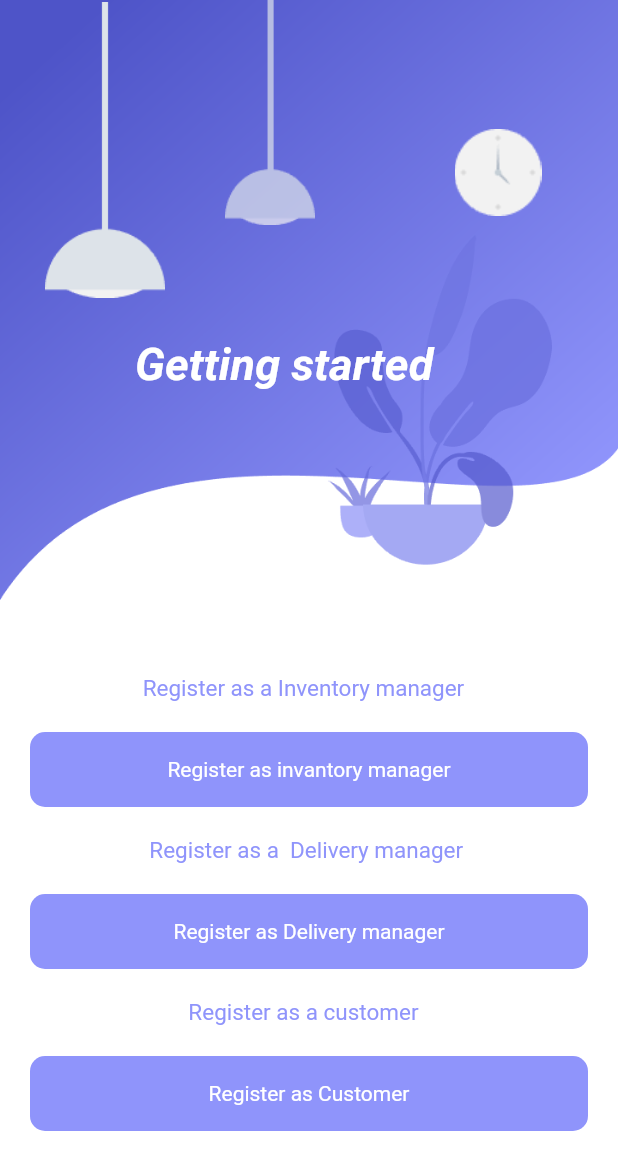
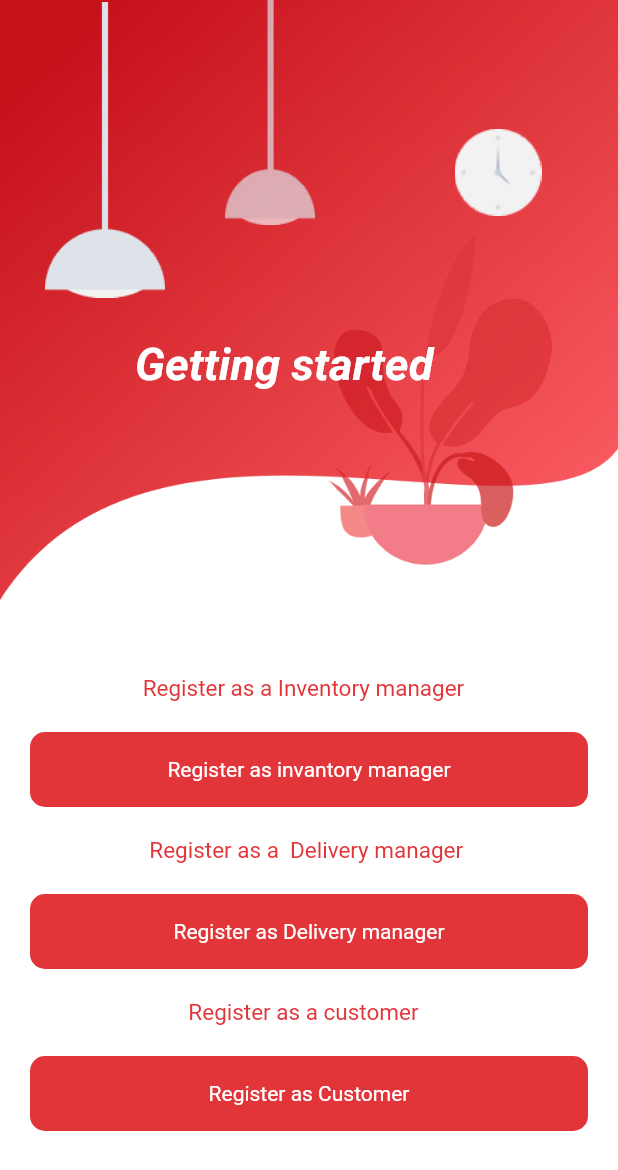
Before and after one commit to vivek-design/HighTechMetals_app, a Flutter app: the screen it shows after launch, after a tap on "Create account", on a phone screen of 412 x 824 dp. Shown: the top 1170 px of the screen. Run offline on Flutter 3.47's test engine with Material 2 defaults, Android fonts, the phone set to English and light mode, and no system bars; our stand-ins replace csv, dio, firebase_auth, firebase_core, firebase_database, flutter_local_notifications and 6 more; missing offline and left inert: dart:ffi; accounts and stored records are empty.

```diff
--- a/basic/lib/InvoiceManager/invoicemanager.dart
+++ b/basic/lib/InvoiceManager/invoicemanager.dart
@@ -322,8 +322,8 @@ class _Invoice_frontState extends State<Invoice_front> {
                   decoration: BoxDecoration(
                       borderRadius: BorderRadius.circular(10),
                       gradient: LinearGradient(colors: [
-                        Color.fromRGBO(143, 148, 251, 1),
-                        Color.fromRGBO(143, 148, 251, 6),
+                          Color.fromRGBO(226, 53, 57, 1),
+                            Color.fromRGBO(226, 53, 57, 5),
                       ])),
                   child: Center(
                     child: Text(" Order",
--- a/basic/lib/Uitilities/col.dart
+++ b/basic/lib/Uitilities/col.dart
@@ -2,6 +2,6 @@ import 'package:flutter/material.dart';
 // import 'package:google_fonts/google_fonts.dart';
 
 class rang {
-  static Color always=Color(0xff646ADA);
+  static Color always=Color(0xffc62828);
 
 }
--- a/basic/lib/main.dart
+++ b/basic/lib/main.dart
@@ -60,7 +60,7 @@ class MyApp extends StatelessWidget {
         router.InvFront: (context) => Invoice_front(),
         router.customerfront: (context) => Customer_fornt(),
         router.delivfront: (context) => deliv_front(),
-        router.show_detail:(context)=>Show_detail(),
+
         router.successordrer:(context)=>order_success(),
         router.dispatchsuccess:(context)=>MyDialogBox(),
         router.ownerfront:(context)=>Owner_front(),
@@ -272,7 +272,8 @@ class home extends StatelessWidget {
                   child: Text("Don't have an account ? Have one ",
                       style: TextStyle(
                         fontSize: 15,
-                        color: Color.fromRGBO(143, 147, 225, 1),
+                        color:  Color.fromRGBO(226, 53, 57, 1),
+
                       )),
                 ),
               ),
@@ -285,8 +286,8 @@ class home extends StatelessWidget {
                     decoration: BoxDecoration(
                         borderRadius: BorderRadius.circular(10),
                         gradient: LinearGradient(colors: [
-                          Color.fromRGBO(143, 148, 251, 1),
-                          Color.fromRGBO(143, 148, 251, 6),
+                            Color.fromRGBO(226, 53, 57, 1),
+                            Color.fromRGBO(226, 53, 57, 5),
                         ])),
                     child: Center(
                       child: Text("Create account ",
@@ -303,7 +304,8 @@ class home extends StatelessWidget {
                   child: Text("Already have an account ",
                       style: TextStyle(
                         fontSize: 15,
-                        color: Color.fromRGBO(143, 148, 251, 1),
+                        color:   Color.fromRGBO(226, 53, 57, 1),
+
                       )),
                 ),
               ),
@@ -318,8 +320,8 @@ class home extends StatelessWidget {
                       decoration: BoxDecoration(
                           borderRadius: BorderRadius.circular(10),
                           gradient: LinearGradient(colors: [
-                            Color.fromRGBO(143, 148, 251, 1),
-                            Color.fromRGBO(143, 148, 251, 6),
+                             Color.fromRGBO(226, 53, 57, 1),
+                            Color.fromRGBO(226, 53, 57, 5),
                           ])),
                       child: Center(
                         child: Text("Login",
--- a/basic/lib/pages/EmailaVerification.dart
+++ b/basic/lib/pages/EmailaVerification.dart
@@ -106,7 +106,8 @@ class _emailverifiedState extends State<emailverified> {
                   child: Text("We have sent you an email verification on your  \n   registered mail  ",
                       style: TextStyle(
                         fontSize: 15,
-                        color: Color.fromRGBO(143, 148, 251, 1),
+                        color:   Color.fromRGBO(226, 53, 57, 1),
+
                       )),
                 ),
               ),
--- a/basic/lib/pages/gettingstart.dart
+++ b/basic/lib/pages/gettingstart.dart
@@ -2,6 +2,7 @@ import 'package:basic/Uitilities/router.dart';
 import 'package:flutter/src/widgets/container.dart';
 import 'package:flutter/src/widgets/framework.dart';
 import 'package:flutter/material.dart';
+
 class gettingstarted extends StatefulWidget {
   const gettingstarted({super.key});
 
@@ -12,7 +13,7 @@ class gettingstarted extends StatefulWidget {
 class _gettingstartedState extends State<gettingstarted> {
   @override
   Widget build(BuildContext context) {
-    return  Scaffold(
+    return Scaffold(
       backgroundColor: Colors.white,
       body: SingleChildScrollView(
         child: Container(
@@ -68,7 +69,7 @@ class _gettingstartedState extends State<gettingstarted> {
                     ),
                     Positioned(
                         top: 225,
-                      left:90,
+                        left: 90,
                         child: Container(
                           child: Center(
                               child: Text(
@@ -86,36 +87,29 @@ class _gettingstartedState extends State<gettingstarted> {
               SizedBox(
                 height: 20,
               ),
-
-
-
               SizedBox(height: 30),
               Container(
                 child: Center(
                   child: Text("Register as a Inventory manager  ",
                       style: TextStyle(
                         fontSize: 15,
-                        color: Color.fromRGBO(143, 148, 251, 1),
+                        color: Color.fromRGBO(226, 53, 57, 1),
                       )),
                 ),
               ),
-
-
               Padding(
                 padding: const EdgeInsets.all(20),
                 child: InkWell(
                   child: InkWell(
                     onTap: () =>
-                        {
-                          Navigator.pushNamed(context, router.registerinve)
-                          },
+                        {Navigator.pushNamed(context, router.registerinve)},
                     child: Ink(
                       height: 50,
                       decoration: BoxDecoration(
                           borderRadius: BorderRadius.circular(10),
                           gradient: LinearGradient(colors: [
-                            Color.fromRGBO(143, 148, 251, 1),
-                            Color.fromRGBO(143, 148, 251, 6),
+                            Color.fromRGBO(226, 53, 57, 1),
+                            Color.fromRGBO(226, 53, 57, 5),
                           ])),
                       child: Center(
                         child: Text("Register as invantory manager",
@@ -127,36 +121,28 @@ class _gettingstartedState extends State<gettingstarted> {
                   ),
                 ),
               ),
-
-
-
-
               Container(
                 child: Center(
                   child: Text("Register as a  Delivery manager ",
                       style: TextStyle(
                         fontSize: 15,
-                        color: Color.fromRGBO(143, 148, 251, 1),
+                        color: Color.fromRGBO(226, 53, 57, 1),
                       )),
                 ),
               ),
-
-
               Padding(
                 padding: const EdgeInsets.all(20),
                 child: InkWell(
                   child: InkWell(
                     onTap: () =>
-                        {
-                          Navigator.pushNamed(context, router.registerdeliv)
-                          },
+                        {Navigator.pushNamed(context, router.registerdeliv)},
                     child: Ink(
                       height: 50,
                       decoration: BoxDecoration(
                           borderRadius: BorderRadius.circular(10),
                           gradient: LinearGradient(colors: [
-                            Color.fromRGBO(143, 148, 251, 1),
-                            Color.fromRGBO(143, 148, 251, 6),
+                            Color.fromRGBO(226, 53, 57, 1),
+                            Color.fromRGBO(226, 53, 57, 5),
                           ])),
                       child: Center(
                         child: Text("Register as Delivery manager",
@@ -168,35 +154,29 @@ class _gettingstartedState extends State<gettingstarted> {
                   ),
                 ),
               ),
-
-
-
               Container(
                 child: Center(
                   child: Text("Register as a customer  ",
                       style: TextStyle(
                         fontSize: 15,
-                        color: Color.fromRGBO(143, 148, 251, 1),
+                        color:   Color.fromRGBO(226, 53, 57, 1),
+
                       )),
                 ),
               ),
-
-
               Padding(
                 padding: const EdgeInsets.all(20),
                 child: InkWell(
                   child: InkWell(
                     onTap: () =>
-                        {
-                          Navigator.pushNamed(context, router.registerr)
-                          },
+                        {Navigator.pushNamed(context, router.registerr)},
                     child: Ink(
                       height: 50,
                       decoration: BoxDecoration(
                           borderRadius: BorderRadius.circular(10),
                           gradient: LinearGradient(colors: [
-                            Color.fromRGBO(143, 148, 251, 1),
-                            Color.fromRGBO(143, 148, 251, 6),
+                            Color.fromRGBO(226, 53, 57, 1),
+                            Color.fromRGBO(226, 53, 57, 5),
                           ])),
                       child: Center(
                         child: Text("Register as Customer",
@@ -208,12 +188,6 @@ class _gettingstartedState extends State<gettingstarted> {
                   ),
                 ),
               ),
-
-
-
-
-
-
             ],
           ),
         ),
--- a/basic/lib/pages/login.dart
+++ b/basic/lib/pages/login.dart
@@ -274,8 +274,8 @@ class _login_pageState extends State<login_page> {
                       decoration: BoxDecoration(
                           borderRadius: BorderRadius.circular(10),
                           gradient: LinearGradient(colors: [
-                            Color.fromRGBO(143, 148, 251, 1),
-                            Color.fromRGBO(143, 148, 251, 6),
+                            Color.fromRGBO(226, 53, 57, 1),
+                            Color.fromRGBO(226, 53, 57, 5),
                           ])),
                       child: Center(
                         child: Text("Login",
--- a/basic/lib/pages/register.dart
+++ b/basic/lib/pages/register.dart
@@ -379,8 +379,8 @@ class _registerviewState extends State<registerview> {
                   decoration: BoxDecoration(
                       borderRadius: BorderRadius.circular(10),
                       gradient: LinearGradient(colors: [
-                        Color.fromRGBO(143, 148, 251, 1),
-                        Color.fromRGBO(143, 148, 251, 6),
+                        Color.fromRGBO(226, 53, 57, 1),
+                            Color.fromRGBO(226, 53, 57, 5),
                       ])),
                   child: Center(
                     child: Text("Register",
--- a/basic/lib/pages/registerfor_Inv.dart
+++ b/basic/lib/pages/registerfor_Inv.dart
@@ -379,8 +379,8 @@ class _registerforinvState extends State<registerforinv> {
                   decoration: BoxDecoration(
                       borderRadius: BorderRadius.circular(10),
                       gradient: LinearGradient(colors: [
-                        Color.fromRGBO(143, 148, 251, 1),
-                        Color.fromRGBO(143, 148, 251, 6),
+                         Color.fromRGBO(226, 53, 57, 1),
+                            Color.fromRGBO(226, 53, 57, 5),
                       ])),
                   child: Center(
                     child: Text("Register",
--- a/basic/lib/pages/registerfor_deli.dart
+++ b/basic/lib/pages/registerfor_deli.dart
@@ -379,8 +379,8 @@ class _registerfordeliState extends State<registerfordeli> {
                   decoration: BoxDecoration(
                       borderRadius: BorderRadius.circular(10),
                       gradient: LinearGradient(colors: [
-                        Color.fromRGBO(143, 148, 251, 1),
-                        Color.fromRGBO(143, 148, 251, 6),
+                         Color.fromRGBO(226, 53, 57, 1),
+                            Color.fromRGBO(226, 53, 57, 5),
                       ])),
                   child: Center(
                     child: Text("Register",
--- a/basic/lib/pages/splash_screen.dart
+++ b/basic/lib/pages/splash_screen.dart
@@ -17,10 +17,8 @@ class _spash_ScreenState extends State<spash_Screen> {
         height: double.infinity,
         width: double.infinity,
         decoration: BoxDecoration(
-            gradient: LinearGradient(colors: [
-          Color.fromRGBO(143, 148, 251, 1),
-          Color.fromRGBO(143, 148, 251, 6),
-        ])),
+          color: Colors.white,
+        ),
       ),
       Positioned(
         top: 300,
```
Also changed, not shown: basic/lib/customer/customer_front.dart (+11 -8 lines), basic/lib/customer/showdetail.dart (+131 -5 lines), basic/assets/images/Part List Customer wise.json, basic/assets/images/background.png. Lines whose indentation alone changed are shown as unchanged.
